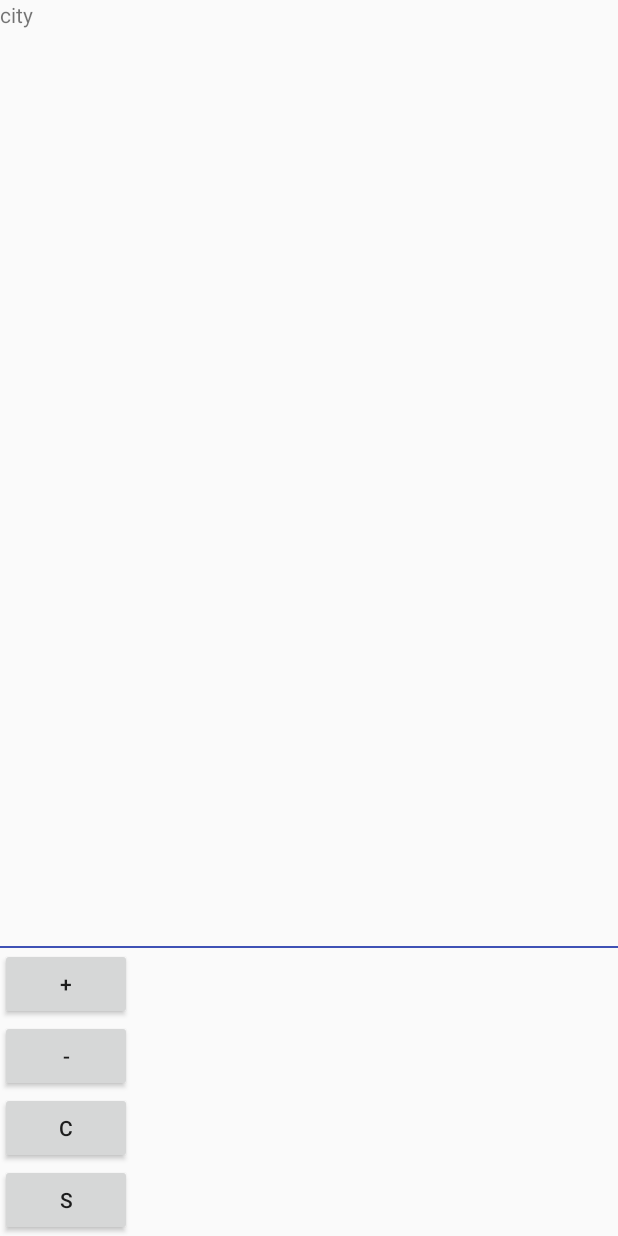
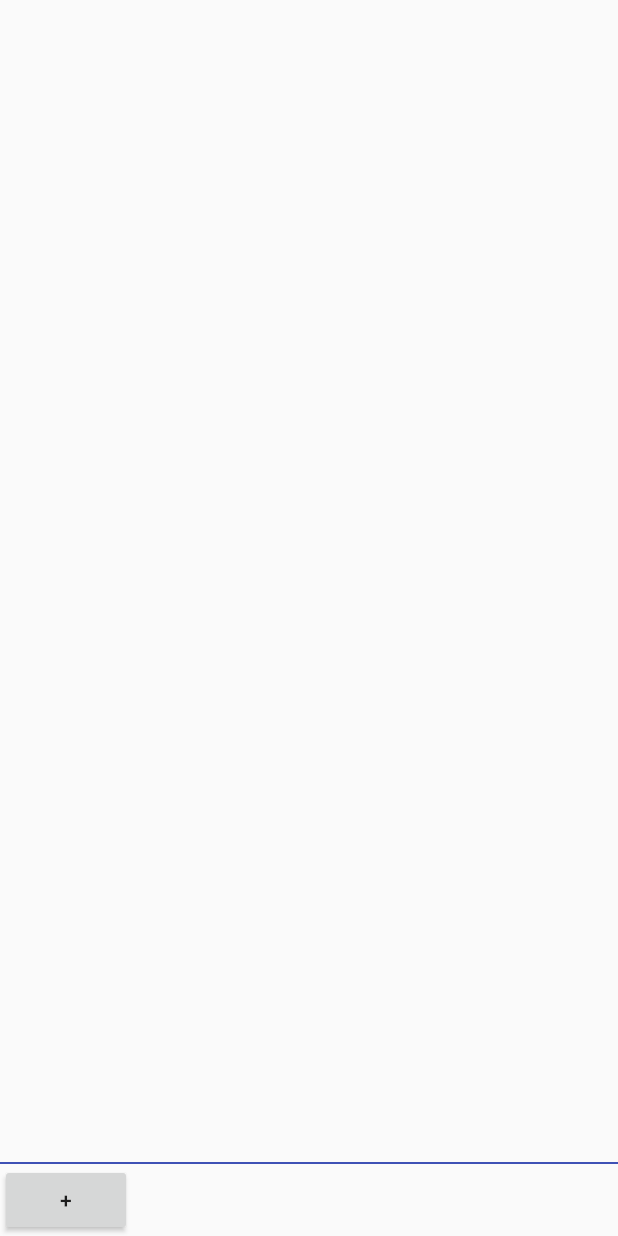
Before and after one commit to zhaofei0129/ZFWeather, an Android app: the screen it shows after launch (CitysActivity before the commit, SelectedCitiesActivity after it), after a tap on "城市", on a phone screen of 412 x 824 dp. Run offline under Robolectric (Android 15) with nearby library versions, the phone set to English and light mode, and no system bars.

Commit message:
4 commits

```diff
--- a/app/src/main/AndroidManifest.xml
+++ b/app/src/main/AndroidManifest.xml
@@ -20,7 +20,8 @@
                 <category android:name="android.intent.category.LAUNCHER" />
             </intent-filter>
         </activity>
-        <activity android:name=".CitysActivity"></activity>
+        <activity android:name=".SelectedCitiesActivity" />
+        <activity android:name=".CitiesActivity"></activity>
     </application>
 
 </manifest>
--- /dev/null
+++ b/app/src/main/java/com/muyi/zhaofei/zfweather/City.java
@@ -0,0 +1,35 @@
+package com.muyi.zhaofei.zfweather;
+
+/**
+ * Created by Zhao Fei on 2018/3/3.
+ */
+
+public class City {
+    private String mName;
+    private boolean mIsSelected = false;
+    private boolean mIsLocated = false;
+
+    public boolean isLocated() {
+        return mIsLocated;
+    }
+
+    public void setLocated(boolean located) {
+        mIsLocated = located;
+    }
+
+    public String getName() {
+        return mName;
+    }
+
+    public void setName(String name) {
+        mName = name;
+    }
+
+    public boolean isSelected() {
+        return mIsSelected;
+    }
+
+    public void setSelected(boolean selected) {
+        mIsSelected = selected;
+    }
+}
--- /dev/null
+++ b/app/src/main/java/com/muyi/zhaofei/zfweather/CityDatabaseHelper.java
@@ -0,0 +1,42 @@
+package com.muyi.zhaofei.zfweather;
+
+import android.content.Context;
+import android.database.sqlite.SQLiteDatabase;
+import android.database.sqlite.SQLiteOpenHelper;
+import android.widget.Toast;
+
+/**
+ * Created by Zhao Fei on 2018/3/2.
+ */
+
+public class CityDatabaseHelper extends SQLiteOpenHelper {
+    public static final String CITY_TABLE = "City";
+    public static final String CITY_COL = "city";
+    public static final String IS_SELECTED_COL = "isSelected";
+    public static final String IS_LOCATED_COL = "isLocated";
+
+    public static final String CREATE_CITY = "create table " + CITY_TABLE +" (id integer primary key autoincrement, " + CITY_COL + " text, " + IS_SELECTED_COL + " blob, " + IS_LOCATED_COL + " blob)";
+
+    private Context mContext;
+
+//    public CityDatabaseHelper(Context context, String name, SQLiteDatabase.CursorFactory factory, int version) {
+//        super(context, name, factory, version);
+//        mContext = context;
+//    }
+    public CityDatabaseHelper(Context context) {
+        super(context, "City.db", null, 3);
+        mContext = context;
+    }
+
+    @Override
+    public void onCreate(SQLiteDatabase db) {
+        db.execSQL(CREATE_CITY);
+        Toast.makeText(mContext, "Create succeeded", Toast.LENGTH_SHORT).show();
+    }
+
+    @Override
+    public void onUpgrade(SQLiteDatabase db, int oldVersion, int newVersion) {
+        db.execSQL("drop table if exists " + CITY_TABLE);
+        onCreate(db);
+    }
+}
--- /dev/null
+++ b/app/src/main/java/com/muyi/zhaofei/zfweather/CityLab.java
@@ -0,0 +1,86 @@
+package com.muyi.zhaofei.zfweather;
+
+import android.content.ContentValues;
+import android.content.Context;
+import android.database.Cursor;
+import android.database.sqlite.SQLiteDatabase;
+import android.util.Log;
+
+import java.util.ArrayList;
+import java.util.List;
+
+/**
+ * Created by Zhao Fei on 2018/3/3.
+ */
+
+public class CityLab {
+//    private List<City> mCities;
+    private Context mContext;
+    private SQLiteDatabase mDatabase;
+
+    private static CityLab sCityLab;
+
+    public static CityLab newInstance(Context context) {
+        if (sCityLab == null) {
+            sCityLab = new CityLab(context);
+        }
+        return sCityLab;
+    }
+
+    private CityLab(Context context) {
+        mContext = context.getApplicationContext();
+        mDatabase = new CityDatabaseHelper(mContext).getWritableDatabase();
+//        mCities = new ArrayList<>();
+
+    }
+
+    public List<City> getCities() {
+//        return mCities;
+        return new ArrayList<>();
+    }
+
+    public City getSelectedCity(boolean isSelected) {
+//        for (City city: mCities) {
+//            if (city.isSelected()) {
+//                return city;
+//            }
+//        }
+        return null;
+    }
+
+    public void addCity(City city) {
+//        mCities.add(city);
+        ContentValues values = getContentValues(city);
+        mDatabase.insert(CityDatabaseHelper.CITY_TABLE, null, values);
+    }
+
+    public void updateCity(City city) {
+        ContentValues values = getContentValues(city);
+//        mDatabase.update(CityDatabaseHelper.CITY_TABLE, values, CityDatabaseHelper.IS_LOCATED_COL + " = ?", new String[]{"1"});
+        mDatabase.update(CityDatabaseHelper.CITY_TABLE, values, CityDatabaseHelper.CITY_COL + " = ?", new String[]{"南京"});
+
+    }
+
+    public void deleteCity(City city) {
+        mDatabase.delete(CityDatabaseHelper.CITY_TABLE, CityDatabaseHelper.CITY_COL + " = ?", new String[]{city.getName()});
+    }
+
+    public void query() {
+                Cursor cursor = mDatabase.query("City", null, null, null, null, null, null);
+                if (cursor.moveToFirst()) {
+                    do {
+                        String name = cursor.getString(cursor.getColumnIndex(CityDatabaseHelper.CITY_COL));
+                        Log.d("CityLab", "city: " + name);
+                    } while (cursor.moveToNext());
+                }
+                cursor.close();
+    }
+
+    private ContentValues getContentValues(City city) {
+        ContentValues values = new ContentValues();
+        values.put(CityDatabaseHelper.CITY_COL, city.getName());
+        values.put(CityDatabaseHelper.IS_SELECTED_COL, city.isSelected() ? 1 : 0);
+        values.put(CityDatabaseHelper.IS_LOCATED_COL, city.isLocated() ? 1 : 0);
+        return values;
+    }
+}
--- a/app/src/main/java/com/muyi/zhaofei/zfweather/CitysActivity.java
+++ /dev/null
@@ -1,140 +0,0 @@
-package com.muyi.zhaofei.zfweather;
-
-import android.content.ContentValues;
-import android.content.Context;
-import android.content.Intent;
-import android.database.Cursor;
-import android.database.sqlite.SQLiteDatabase;
-import android.support.v7.app.AppCompatActivity;
-import android.os.Bundle;
-import android.support.v7.widget.LinearLayoutManager;
-import android.support.v7.widget.RecyclerView;
-import android.util.Log;
-import android.view.LayoutInflater;
-import android.view.View;
-import android.view.ViewGroup;
-import android.view.WindowManager;
-import android.widget.Button;
-import android.widget.TextView;
-
-import java.util.ArrayList;
-import java.util.Calendar;
-import java.util.List;
-
-public class CitysActivity extends BasicActivity {
-    private static final String EXTRA_CITY = "com.muyi.zhaofei.zfweather.CitysActivity_city";
-
-    List<String> mCitys = new ArrayList<>();
-
-    public static Intent newInstance(Context context, String city) {
-        Intent intent = new Intent(context, CitysActivity.class);
-        intent.putExtra(EXTRA_CITY, city);
-        return intent;
-    }
-    private class CityViewHolder extends RecyclerView.ViewHolder {
-        TextView mCityTextView;
-
-
-        public CityViewHolder(View view) {
-            super(view);
-            mCityTextView = (TextView)view.findViewById(R.id.id_city_text_view);
-        }
-    }
-
-    private class CityAdapter extends RecyclerView.Adapter<CityViewHolder> {
-        private List<String> mCitys;
-
-        public CityAdapter(List<String> citys) {
-            mCitys = citys;
-        }
-
-        @Override
-        public CityViewHolder onCreateViewHolder(ViewGroup parent, int viewType) {
-            View view = LayoutInflater.from(parent.getContext()).inflate(R.layout.city_item, null, false);
-            CityViewHolder holder = new CityViewHolder(view);
-            return holder;
-        }
-
-        @Override
-        public void onBindViewHolder(CityViewHolder holder, int position) {
-            String city = mCitys.get(position);
-            holder.mCityTextView.setText(city);
-        }
-
-        @Override
-        public int getItemCount() {
-            return mCitys.size();
-        }
-    }
-    @Override
-    protected void onCreate(Bundle savedInstanceState) {
-        super.onCreate(savedInstanceState);
-        getWindow().addFlags(WindowManager.LayoutParams.FLAG_TRANSLUCENT_STATUS);
-        setContentView(R.layout.activity_citys);
-
-        RecyclerView recyclerView = (RecyclerView)findViewById(R.id.id_citys_recycler_view);
-        LinearLayoutManager layoutManager = new LinearLayoutManager(this);
-        recyclerView.setLayoutManager(layoutManager);
-        Intent intent = getIntent();
-        String city = intent.getStringExtra(EXTRA_CITY);
-        mCitys.add(city);
-        mCitys.add(city);
-
-        mCitys.set(0, "city");
-
-        CityAdapter adapter = new CityAdapter(mCitys);
-        recyclerView.setAdapter(adapter);
-        final SelectedCitysDatabaseHelper helper = new SelectedCitysDatabaseHelper(this, "SelectedCitys.db", null, 1);
-
-        Button addButton = (Button)findViewById(R.id.id_add_city_button);
-        addButton.setOnClickListener(new View.OnClickListener() {
-            @Override
-            public void onClick(View v) {
-                SQLiteDatabase db = helper.getWritableDatabase();
-                ContentValues values = new ContentValues();
-                values.put("city", "吉林");
-                db.insert("City", null, values);
-                values.clear();
-                values.put("city", "哈尔冰");
-                db.insert("City", null, values);
-                values.clear();
-                values.put("city", "南京");
-                db.insert("City", null, values);
-                values.clear();
-            }
-        });
-        Button dButton = (Button)findViewById(R.id.id_d_city_button);
-        dButton.setOnClickListener(new View.OnClickListener() {
-            @Override
-            public void onClick(View v) {
-                SQLiteDatabase db = helper.getWritableDatabase();
-                db.delete("City", "city = ?", new String[]{"南京"});
-            }
-        });
-        Button cButton = (Button)findViewById(R.id.id_c_city_button);
-        cButton.setOnClickListener(new View.OnClickListener() {
-            @Override
-            public void onClick(View v) {
-                SQLiteDatabase db = helper.getWritableDatabase();
-                ContentValues values = new ContentValues();
-                values.put("city", "广州");
-                db.update("City", values, "city = ?", new String[]{"吉林"});
-            }
-        });
-        Button sButton = (Button)findViewById(R.id.id_s_city_button);
-        sButton.setOnClickListener(new View.OnClickListener() {
-            @Override
-            public void onClick(View v) {
-                SQLiteDatabase db = helper.getWritableDatabase();
-                Cursor cursor = db.query("City", null, null, null, null, null, null);
-                if (cursor.moveToFirst()) {
-                    do {
-                        String city = cursor.getString(cursor.getColumnIndex("city"));
-                        Log.d("CitysActivity", "city: " + city);
-                    } while (cursor.moveToNext());
-                }
-                cursor.close();
-            }
-        });
-    }
-}
--- /dev/null
+++ b/app/src/main/java/com/muyi/zhaofei/zfweather/SelectedCitiesActivity.java
@@ -0,0 +1,124 @@
+package com.muyi.zhaofei.zfweather;
+
+import android.content.Context;
+import android.content.Intent;
+import android.os.Bundle;
+import android.support.v7.widget.LinearLayoutManager;
+import android.support.v7.widget.RecyclerView;
+import android.view.LayoutInflater;
+import android.view.View;
+import android.view.ViewGroup;
+import android.widget.Button;
+import android.widget.TextView;
+
+import java.util.List;
+
+public class SelectedCitiesActivity extends BasicActivity {
+    private static final String EXTRA_CITY_NAME = "com.muyi.zhaofei.zfweather.CitysActivity_city";
+
+    public static Intent newIntent(Context context, String city) {
+        Intent intent = new Intent(context, SelectedCitiesActivity.class);
+        intent.putExtra(EXTRA_CITY_NAME, city);
+        return intent;
+    }
+    private class CityViewHolder extends RecyclerView.ViewHolder {
+        TextView mCityTextView;
+
+
+        public CityViewHolder(View view) {
+            super(view);
+            mCityTextView = (TextView)view.findViewById(R.id.id_city_text_view);
+        }
+    }
+
+    private class CityAdapter extends RecyclerView.Adapter<CityViewHolder> {
+        private List<City> mCitys;
+
+        public CityAdapter(List<City> citys) {
+            mCitys = citys;
+        }
+
+        @Override
+        public CityViewHolder onCreateViewHolder(ViewGroup parent, int viewType) {
+            View view = LayoutInflater.from(parent.getContext()).inflate(R.layout.city_item, null, false);
+            CityViewHolder holder = new CityViewHolder(view);
+            return holder;
+        }
+
+        @Override
+        public void onBindViewHolder(CityViewHolder holder, int position) {
+            String name = mCitys.get(position).getName();
+            holder.mCityTextView.setText(name);
+        }
+
+        @Override
+        public int getItemCount() {
+            return mCitys.size();
+        }
+    }
+    @Override
+    protected void onCreate(Bundle savedInstanceState) {
+        super.onCreate(savedInstanceState);
+//        getWindow().addFlags(WindowManager.LayoutParams.FLAG_TRANSLUCENT_STATUS);
+        setContentView(R.layout.activity_selected_cities);
+
+
+        Intent intent = getIntent();
+        String name = intent.getStringExtra(EXTRA_CITY_NAME);
+        City city = new City();
+        city.setName(name);
+        city.setLocated(true);
+        CityLab.newInstance(this).addCity(city);
+//
+//        mCitys.set(0, "city");
+        List<City> cities = CityLab.newInstance(this).getCities();
+
+        RecyclerView recyclerView = (RecyclerView)findViewById(R.id.id_selected_cities_recycler_view);
+        LinearLayoutManager layoutManager = new LinearLayoutManager(this);
+        recyclerView.setLayoutManager(layoutManager);
+        CityAdapter adapter = new CityAdapter(cities);
+        recyclerView.setAdapter(adapter);
+//        final CityDatabaseHelper helper = new CityDatabaseHelper(this, "SelectedCitys.db", null, 1);
+
+        Button addButton = (Button)findViewById(R.id.id_add_city_button);
+        addButton.setOnClickListener(new View.OnClickListener() {
+            @Override
+            public void onClick(View v) {
+//                City city = new City();
+//                city.setName("吉林");
+//                CityLab.newInstance(SelectedCitiesActivity.this).addCity(city);
+//                city.setName("哈尔冰");
+//                CityLab.newInstance(SelectedCitiesActivity.this).addCity(city);
+//                city.setName("南京");
+//                CityLab.newInstance(SelectedCitiesActivity.this).addCity(city);
+                Intent intent = new Intent(SelectedCitiesActivity.this, CitiesActivity.class);
+                startActivity(intent);
+            }
+        });
+//        Button dButton = (Button)findViewById(R.id.id_d_city_button);
+//        dButton.setOnClickListener(new View.OnClickListener() {
+//            @Override
+//            public void onClick(View v) {
+//                City city = new City();
+//                city.setName("南京");
+//                CityLab.newInstance(SelectedCitiesActivity.this).deleteCity(city);
+//            }
+//        });
+//        Button cButton = (Button)findViewById(R.id.id_c_city_button);
+//        cButton.setOnClickListener(new View.OnClickListener() {
+//            @Override
+//            public void onClick(View v) {
+//                City city2 = new City();
+//                city2.setName("吉林");
+//                CityLab.newInstance(SelectedCitiesActivity.this).updateCity(city2);
+//            }
+//        });
+//        Button sButton = (Button)findViewById(R.id.id_s_city_button);
+//        sButton.setOnClickListener(new View.OnClickListener() {
+//            @Override
+//            public void onClick(View v) {
+//                CityLab.newInstance(SelectedCitiesActivity.this).query();
+//            }
+//        });
+    }
+}
--- a/app/src/main/java/com/muyi/zhaofei/zfweather/SelectedCitysDatabaseHelper.java
+++ /dev/null
@@ -1,34 +0,0 @@
-package com.muyi.zhaofei.zfweather;
-
-import android.content.Context;
-import android.database.sqlite.SQLiteDatabase;
-import android.database.sqlite.SQLiteOpenHelper;
-import android.widget.Toast;
-
-/**
- * Created by Zhao Fei on 2018/3/2.
- */
-
-public class SelectedCitysDatabaseHelper extends SQLiteOpenHelper {
-
-    public static final String CREATE_CITY = "create table City (id integer primary key autoincrement, city text)";
-
-    private Context mContext;
-
-    public SelectedCitysDatabaseHelper(Context context, String name, SQLiteDatabase.CursorFactory factory, int version) {
-        super(context, name, factory, version);
-        mContext = context;
-    }
-
-    @Override
-    public void onCreate(SQLiteDatabase db) {
-        db.execSQL(CREATE_CITY);
-        Toast.makeText(mContext, "Create succeeded", Toast.LENGTH_SHORT).show();
-    }
-
-    @Override
-    public void onUpgrade(SQLiteDatabase db, int oldVersion, int newVersion) {
-        db.execSQL("drop table if exists City");
-        onCreate(db);
-    }
-}
--- a/app/src/main/java/com/muyi/zhaofei/zfweather/WeatherActivity.java
+++ b/app/src/main/java/com/muyi/zhaofei/zfweather/WeatherActivity.java
@@ -3,7 +3,6 @@ package com.muyi.zhaofei.zfweather;
 import android.content.Intent;
 import android.location.Location;
 import android.os.AsyncTask;
-import android.support.v7.app.AppCompatActivity;
 import android.os.Bundle;
 import android.support.v7.widget.LinearLayoutManager;
 import android.support.v7.widget.RecyclerView;
@@ -18,14 +17,12 @@ import android.widget.TextView;
 import org.json.JSONArray;
 import org.json.JSONException;
 import org.json.JSONObject;
-import org.w3c.dom.Text;
 
 import java.io.BufferedReader;
 import java.io.IOException;
 import java.io.InputStream;
 import java.io.InputStreamReader;
 import java.net.HttpURLConnection;
-import java.net.MalformedURLException;
 import java.net.URL;
 import java.text.SimpleDateFormat;
 import java.util.ArrayList;
@@ -199,7 +196,7 @@ public class WeatherActivity extends BasicActivity {
         citysButton.setOnClickListener(new View.OnClickListener() {
             @Override
             public void onClick(View v) {
-                Intent intent = CitysActivity.newInstance(WeatherActivity.this, mWeathers.get(0).getCity());
+                Intent intent = SelectedCitiesActivity.newIntent(WeatherActivity.this, mWeathers.get(0).getCity());
                 startActivity(intent);
 
             }
--- a/app/src/main/res/layout/activity_citys.xml
+++ b/app/src/main/res/layout/activity_selected_cities.xml
@@ -6,10 +6,10 @@
     android:layout_width="match_parent"
     android:layout_height="match_parent"
     android:orientation="vertical"
-    tools:context="com.muyi.zhaofei.zfweather.CitysActivity">
+    tools:context="com.muyi.zhaofei.zfweather.SelectedCitiesActivity">
 
     <android.support.v7.widget.RecyclerView
-        android:id="@+id/id_citys_recycler_view"
+        android:id="@+id/id_selected_cities_recycler_view"
         android:layout_width="match_parent"
         android:layout_height="0dp"
         android:layout_weight="1"
@@ -34,23 +34,6 @@
             android:layout_height="wrap_content"
             android:text="+"
             />
-        <Button
-            android:id="@+id/id_d_city_button"
-            android:layout_width="wrap_content"
-            android:layout_height="wrap_content"
-            android:text="-"
-            />
-        <Button
-            android:id="@+id/id_c_city_button"
-            android:layout_width="wrap_content"
-            android:layout_height="wrap_content"
-            android:text="c"
-            />
-        <Button
-            android:id="@+id/id_s_city_button"
-            android:layout_width="wrap_content"
-            android:layout_height="wrap_content"
-            android:text="s"
-            />
+
     </LinearLayout>
 </LinearLayout>
```
Also changed, not shown: app/src/main/java/com/muyi/zhaofei/zfweather/CitiesActivity.java (added, +69 -0 lines), app/src/main/res/layout/activity_cities.xml (added, +19 -0 lines).
